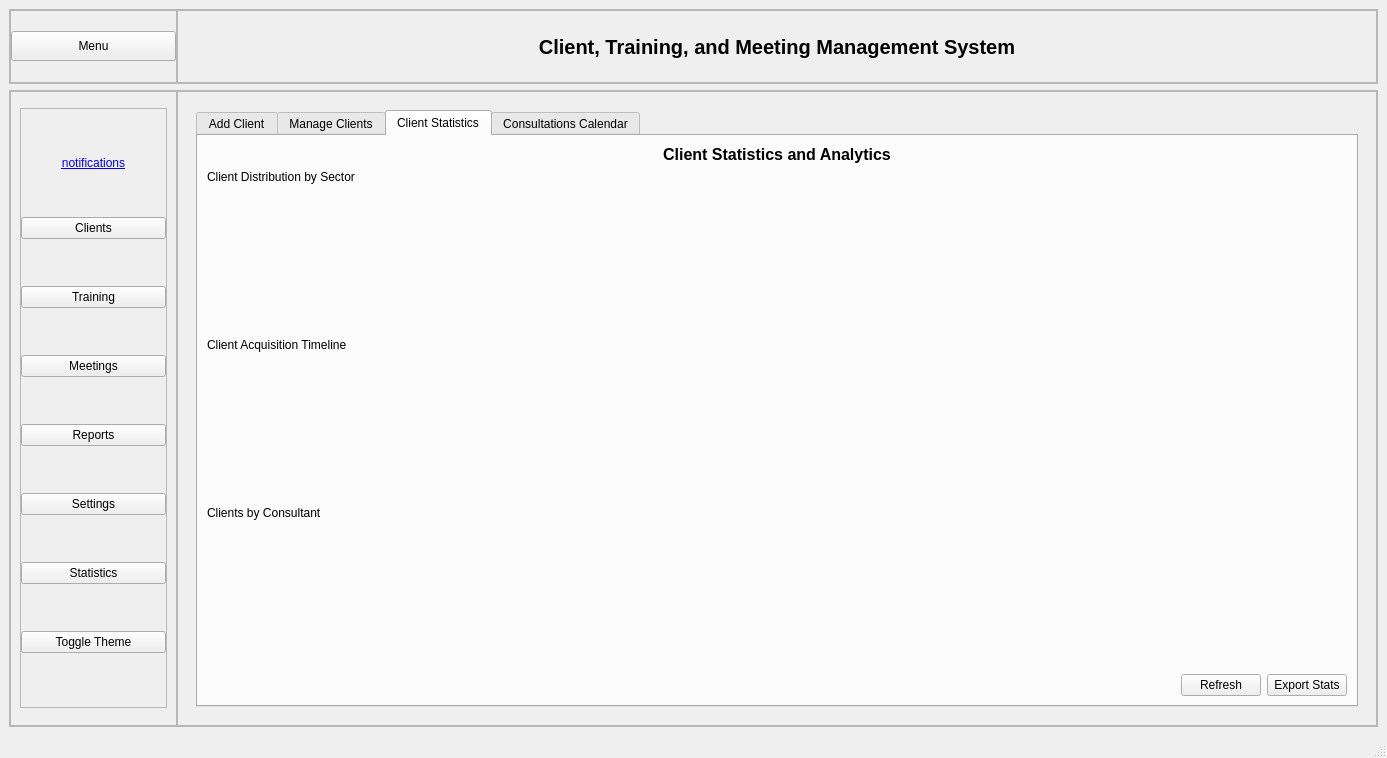
Above: ui/mainwindow/mainwindow.ui from Hyujnn54/Advisio-Management-System before the change. Below: the same form after it.
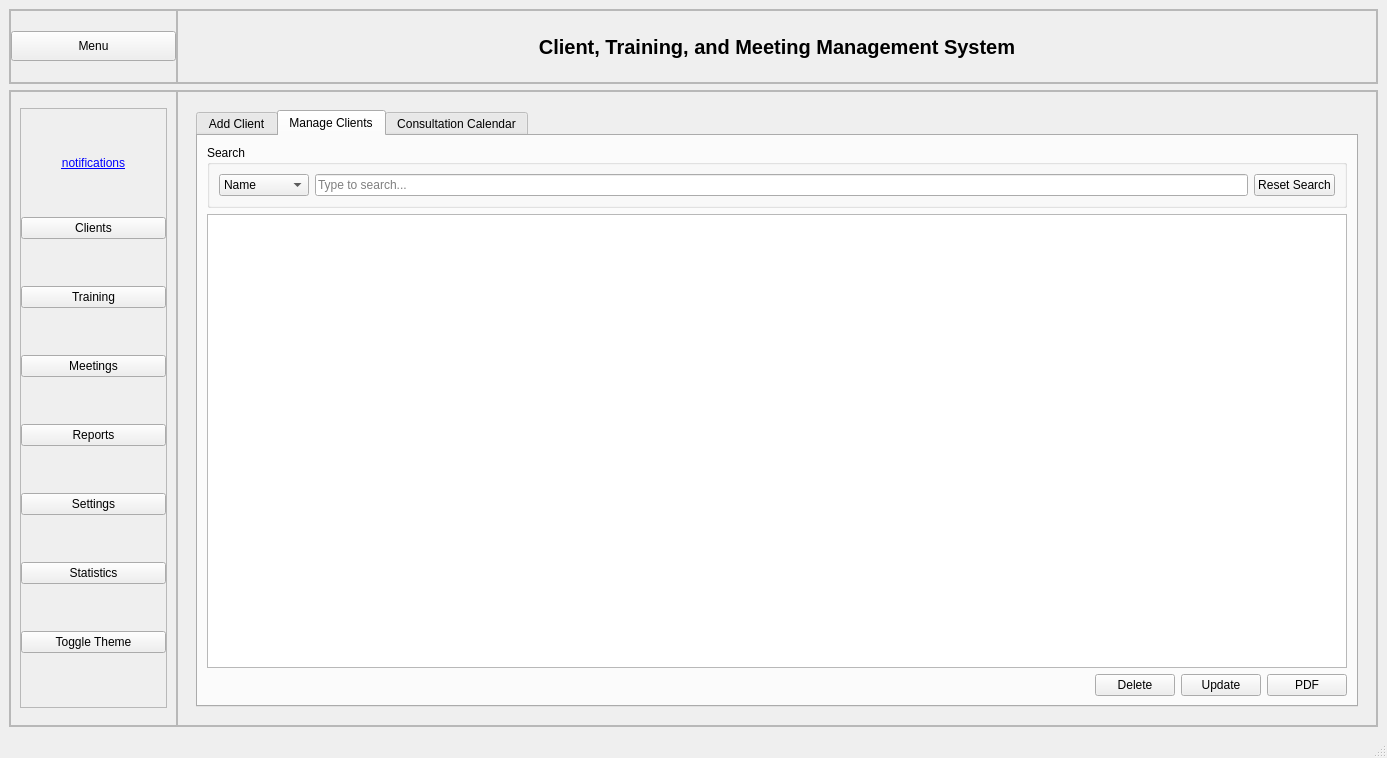
That is the form after the change. The open tabs and pages were chosen to show the change.

The edit to the form file:
```diff
--- a/ui/mainwindow/mainwindow.ui
+++ b/ui/mainwindow/mainwindow.ui
@@ -11,14 +11,14 @@
    </rect>
   </property>
   <property name="sizePolicy">
-   <sizepolicy hsizetype="Expanding" vsizetype="Expanding">
+   <sizepolicy hsizetype="Preferred" vsizetype="Preferred">
     <horstretch>0</horstretch>
     <verstretch>0</verstretch>
    </sizepolicy>
   </property>
   <property name="minimumSize">
    <size>
-    <width>900</width>
+    <width>0</width>
     <height>600</height>
    </size>
   </property>
@@ -572,114 +572,9 @@
                   </item>
                  </layout>
                 </widget>
-                <widget class="QWidget" name="clientStatsTab">
-                 <attribute name="title">
-                  <string>Client Statistics</string>
-                 </attribute>
-                 <layout class="QVBoxLayout" name="clientStatsTabLayout">
-                  <item>
-                   <widget class="QLabel" name="clientStatsHeaderLabel">
-                    <property name="font">
-                     <font>
-                      <pointsize>12</pointsize>
-                      <bold>true</bold>
-                     </font>
-                    </property>
-                    <property name="text">
-                     <string>Client Statistics and Analytics</string>
-                    </property>
-                    <property name="alignment">
-                     <set>Qt::AlignmentFlag::AlignCenter</set>
-                    </property>
-                   </widget>
-                  </item>
-                  <item>
-                   <widget class="QLabel" name="clientStatsSectorLabel">
-                    <property name="text">
-                     <string>Client Distribution by Sector</string>
-                    </property>
-                   </widget>
-                  </item>
-                  <item>
-                   <widget class="QWidget" name="clientSectorChartWidget" native="true">
-                    <property name="minimumSize">
-                     <size>
-                      <width>0</width>
-                      <height>180</height>
-                     </size>
-                    </property>
-                   </widget>
-                  </item>
-                  <item>
-                   <widget class="QLabel" name="clientStatsTimeLabel">
-                    <property name="text">
-                     <string>Client Acquisition Timeline</string>
-                    </property>
-                   </widget>
-                  </item>
-                  <item>
-                   <widget class="QWidget" name="clientTimeChartWidget" native="true">
-                    <property name="minimumSize">
-                     <size>
-                      <width>0</width>
-                      <height>180</height>
-                     </size>
-                    </property>
-                   </widget>
-                  </item>
-                  <item>
-                   <widget class="QLabel" name="clientStatsConsultantLabel">
-                    <property name="text">
-                     <string>Clients by Consultant</string>
-                    </property>
-                   </widget>
-                  </item>
-                  <item>
-                   <widget class="QWidget" name="clientConsultantChartWidget" native="true">
-                    <property name="minimumSize">
-                     <size>
-                      <width>0</width>
-                      <height>180</height>
-                     </size>
-                    </property>
-                   </widget>
-                  </item>
-                  <item>
-                   <layout class="QHBoxLayout" name="clientStatsButtonLayout">
-                    <item>
-                     <spacer name="horizontalSpacer">
-                      <property name="orientation">
-                       <enum>Qt::Orientation::Horizontal</enum>
-                      </property>
-                      <property name="sizeHint" stdset="0">
-                       <size>
-                        <width>40</width>
-                        <height>20</height>
-                       </size>
-                      </property>
-                     </spacer>
-                    </item>
-                    <item>
-                     <widget class="QPushButton" name="clientStatsRefreshButton">
-                      <property name="text">
-                       <string>Refresh</string>
-                      </property>
-                     </widget>
-                    </item>
-                    <item>
-                     <widget class="QPushButton" name="clientStatsExportButton">
-                      <property name="text">
-                       <string>Export Stats</string>
-                      </property>
-                     </widget>
-                    </item>
-                   </layout>
-                  </item>
-                 </layout>
-                </widget>
                 <widget class="QWidget" name="clientCalendarTab">
                  <attribute name="title">
-                  <string>Consultations Calendar</string>
+                  <string>Consultation Calendar</string>
                  </attribute>
                  <layout class="QVBoxLayout" name="clientCalendarLayout">
                   <item>
```
Left out of the diff: 286 changed lines with no effect on the pictures.
